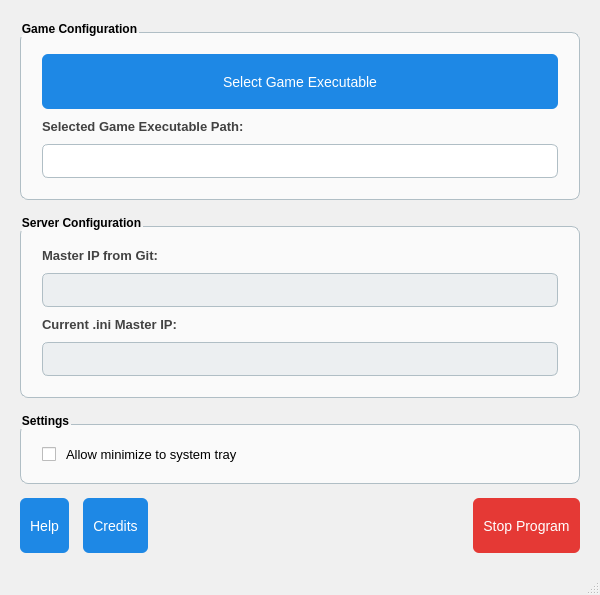
Before: the Qt Designer form mainwindow.ui in DeadRequiem/WoSip, drawn with Qt 5.
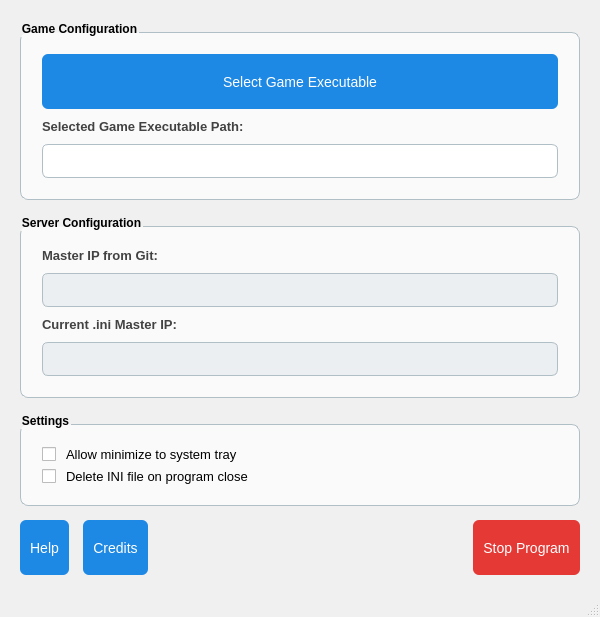
After: the same form once the commit is applied. Icons and pictures are not drawn.

Commit message:
Config + Option changes
Added option to delete ini on program close
better format for clear reading of the ini itself

What changed in the file:
```diff
--- a/mainwindow.ui
+++ b/mainwindow.ui
@@ -7,7 +7,7 @@
     <x>0</x>
     <y>0</y>
     <width>600</width>
-    <height>500</height>
+    <height>550</height>  <!-- Adjusted height -->
    </rect>
   </property>
   <property name="windowTitle">
@@ -171,6 +171,14 @@
          </property>
         </widget>
        </item>
+       <!-- New Checkbox for Delete INI on Close -->
+       <item>
+        <widget class="QCheckBox" name="checkBox_deleteIniOnClose">
+         <property name="text">
+          <string>Delete INI file on program close</string>
+         </property>
+        </widget>
+       </item>
       </layout>
      </widget>
     </item>
```
Left out of the diff: 2 changed lines with no effect on the pictures. The commit also changes 2 other files.
